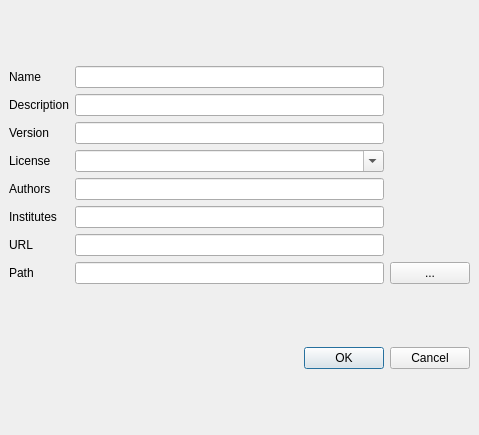
Before: the Qt Designer form src/visualea/resources/newpackage.ui in openalea/visualea, drawn with Qt 5.
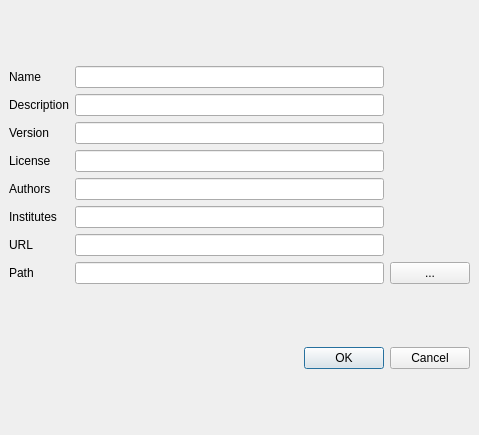
After: the same form once the commit is applied.

The edit to the form file:
```diff
--- a/src/visualea/resources/newpackage.ui
+++ b/src/visualea/resources/newpackage.ui
@@ -89,14 +89,7 @@
       </widget>
      </item>
      <item row="5" column="1" >
-      <widget class="QLineEdit" name="intitutesEdit" />
-     </item>
-     <item row="3" column="1" >
-      <widget class="QComboBox" name="licenseBox" >
-       <property name="editable" >
-        <bool>true</bool>
-       </property>
-      </widget>
+      <widget class="QLineEdit" name="institutesEdit" />
      </item>
      <item row="6" column="1" >
       <widget class="QLineEdit" name="urlEdit" />
@@ -118,6 +111,9 @@
        </property>
       </widget>
      </item>
+     <item row="3" column="1" >
+      <widget class="QLineEdit" name="licenseEdit" />
+     </item>
     </layout>
    </item>
    <item>
```
Left out of the diff: 11 changed lines with no effect on the pictures.
